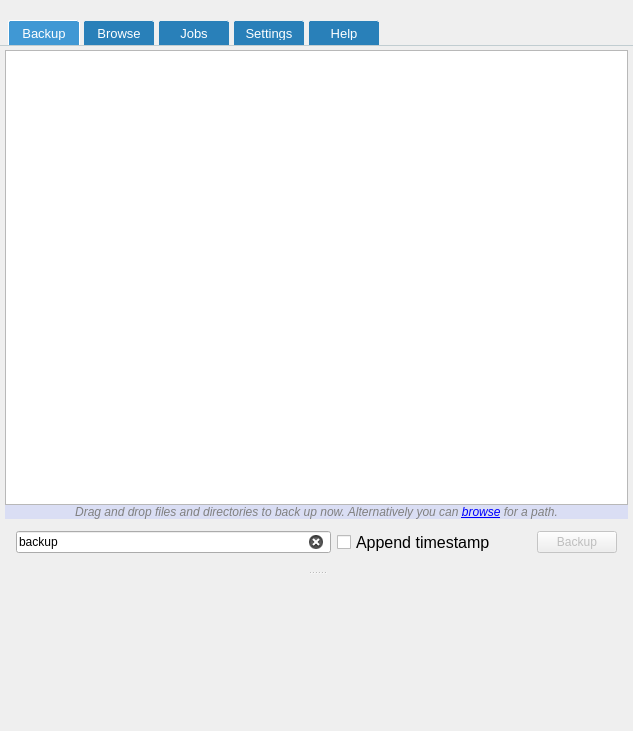
First picture: the form in forms/mainwindow.ui, repository Tarsnap/tarsnap-gui, before the edit.
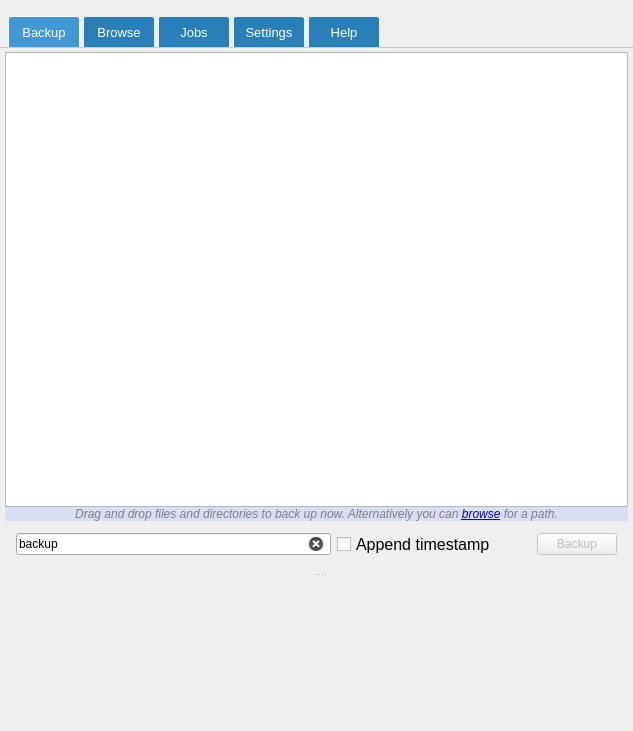
Second picture: the form after the edit. Icons and pictures are not drawn. Custom widgets are drawn as their Qt base class.

Commit message: Finer adjustment for the header.

Diff of the .ui file:
```diff
--- a/forms/mainwindow.ui
+++ b/forms/mainwindow.ui
@@ -32,7 +32,7 @@
     <number>0</number>
    </property>
    <property name="topMargin">
-    <number>20</number>
+    <number>16</number>
    </property>
    <property name="rightMargin">
     <number>0</number>
@@ -76,6 +76,7 @@
 border-top-right-radius: 3px;
 padding: 5px;
 width: 60px;
+height: 20px;
 font-size: 13px;
 margin-left: 3px;
 color: white;
```
